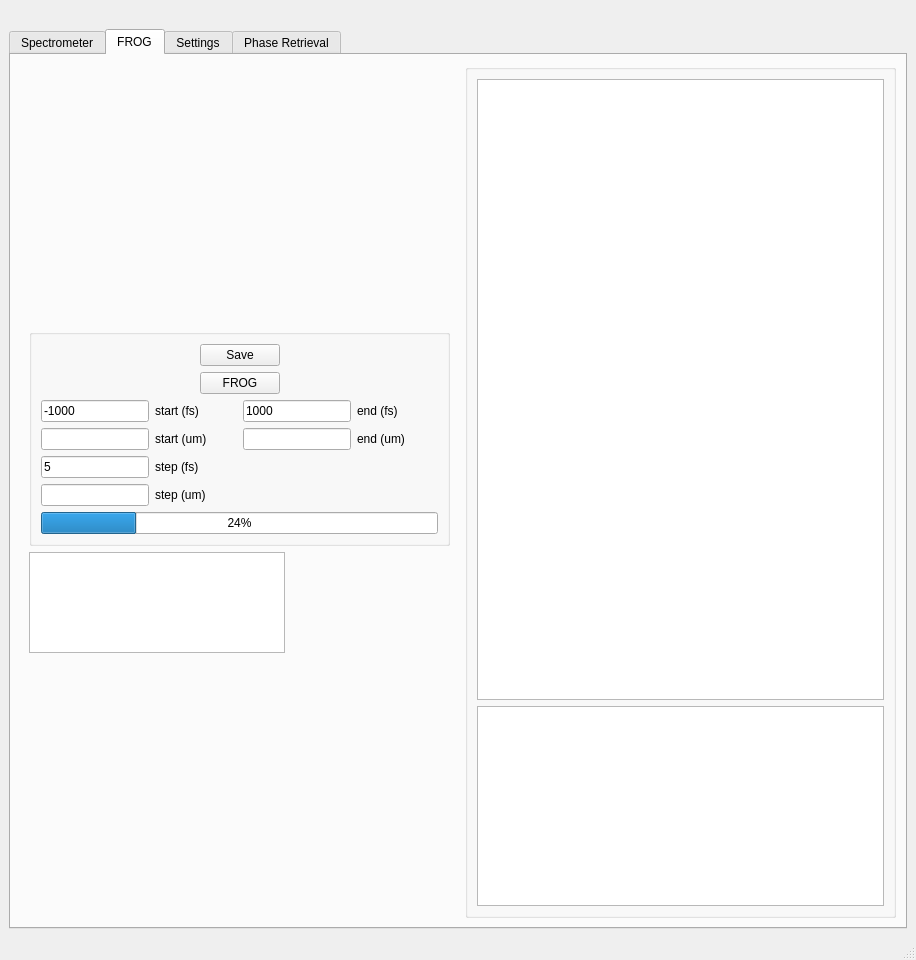
The window that qt_designer/form.ui (peter-chang62/Chi-3-FROG) describes before a commit, drawn with Qt 5.
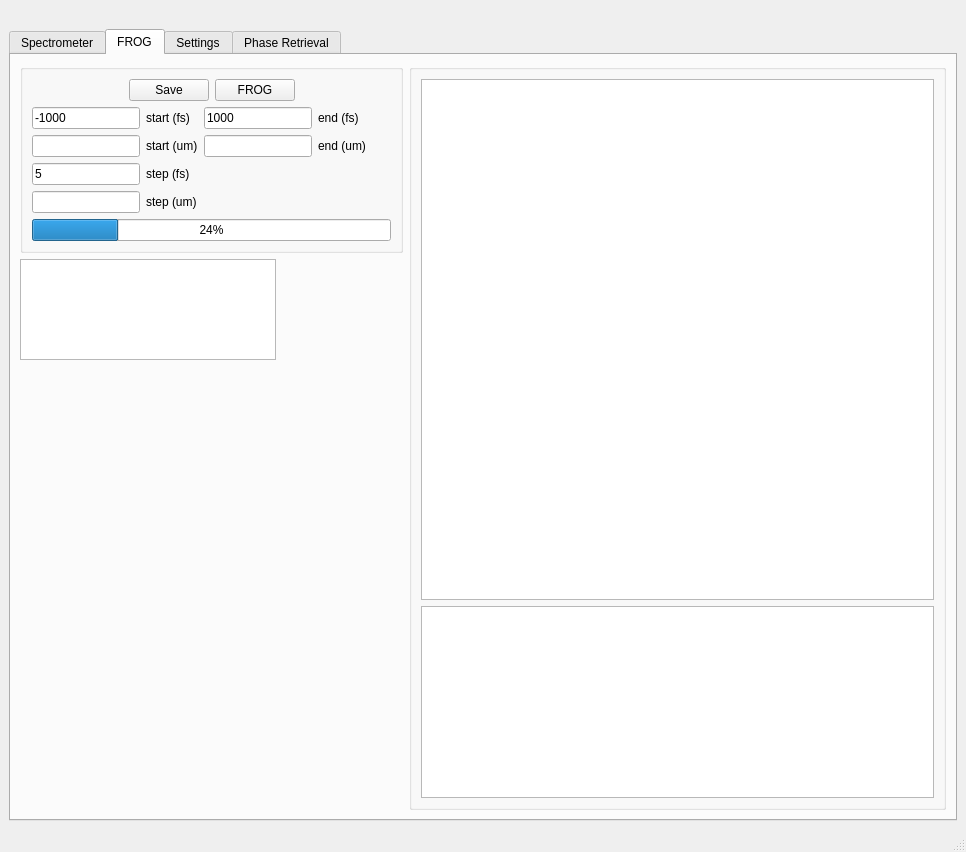
The same window after the commit. The open tabs and pages were chosen to show the change. Icons and pictures are not drawn. Custom widgets are drawn as their Qt base class.

What changed in the file:
```diff
--- a/qt_designer/form.ui
+++ b/qt_designer/form.ui
@@ -6,15 +6,15 @@
    <rect>
     <x>0</x>
     <y>0</y>
-    <width>916</width>
-    <height>960</height>
+    <width>966</width>
+    <height>852</height>
    </rect>
   </property>
   <property name="windowTitle">
    <string>Chi3 FROG</string>
   </property>
   <widget class="QWidget" name="centralwidget">
-   <layout class="QGridLayout" name="gridLayout_15">
+   <layout class="QGridLayout" name="gridLayout_16">
     <item row="0" column="0">
      <widget class="QLabel" name="label_2">
       <property name="sizePolicy">
@@ -375,91 +375,72 @@
        <attribute name="title">
         <string>FROG</string>
        </attribute>
-       <layout class="QHBoxLayout" name="horizontalLayout_10">
-        <item>
-         <widget class="QFrame" name="">
-          <property name="sizePolicy">
-           <sizepolicy hsizetype="Maximum" vsizetype="Maximum">
-            <horstretch>0</horstretch>
-            <verstretch>0</verstretch>
-           </sizepolicy>
-          </property>
+       <layout class="QGridLayout" name="gridLayout_15">
+        <item row="0" column="0">
           <layout class="QGridLayout" name="gridLayout_3">
-           <item row="0" column="0" colspan="2">
+          <item row="0" column="0">
             <widget class="QGroupBox" name="groupBox">
-             <layout class="QVBoxLayout" name="verticalLayout">
-              <item>
+            <property name="sizePolicy">
+             <sizepolicy hsizetype="Maximum" vsizetype="Maximum">
+              <horstretch>0</horstretch>
+              <verstretch>0</verstretch>
+             </sizepolicy>
+            </property>
                <layout class="QGridLayout" name="gridLayout">
-                <item row="0" column="0">
-                 <spacer name="horizontalSpacer_10">
+             <item row="0" column="0" colspan="2">
+              <layout class="QHBoxLayout" name="horizontalLayout_2">
+               <item>
+                <spacer name="horizontalSpacer_9">
                   <property name="orientation">
                    <enum>Qt::Horizontal</enum>
                   </property>
                   <property name="sizeHint" stdset="0">
                    <size>
-                    <width>40</width>
+                   <width>77</width>
                     <height>20</height>
                    </size>
                   </property>
                  </spacer>
                 </item>
-                <item row="0" column="1" colspan="2">
+               <item>
                  <widget class="QPushButton" name="pb_save_frog">
                   <property name="text">
                    <string>Save</string>
                   </property>
                  </widget>
                 </item>
-                <item row="0" column="3">
-                 <spacer name="horizontalSpacer_11">
-                  <property name="orientation">
-                   <enum>Qt::Horizontal</enum>
-                  </property>
-                  <property name="sizeHint" stdset="0">
-                   <size>
-                    <width>40</width>
-                    <height>20</height>
-                   </size>
-                  </property>
-                 </spacer>
-                </item>
-                <item row="1" column="0">
-                 <spacer name="horizontalSpacer_13">
-                  <property name="orientation">
-                   <enum>Qt::Horizontal</enum>
-                  </property>
-                  <property name="sizeHint" stdset="0">
-                   <size>
-                    <width>40</width>
-                    <height>20</height>
-                   </size>
-                  </property>
-                 </spacer>
-                </item>
-                <item row="1" column="1" colspan="2">
+               <item>
                  <widget class="QPushButton" name="pb_frog">
                   <property name="text">
                    <string>FROG</string>
                   </property>
                  </widget>
                 </item>
-                <item row="1" column="3">
-                 <spacer name="horizontalSpacer_14">
+               <item>
+                <spacer name="horizontalSpacer_10">
                   <property name="orientation">
                    <enum>Qt::Horizontal</enum>
                   </property>
                   <property name="sizeHint" stdset="0">
                    <size>
-                    <width>40</width>
+                   <width>78</width>
                     <height>20</height>
                    </size>
                   </property>
                  </spacer>
                 </item>
-                <item row="2" column="0" rowspan="2" colspan="2">
-                 <layout class="QFormLayout" name="formLayout_3">
+              </layout>
+             </item>
+             <item row="1" column="0" rowspan="2">
+              <layout class="QFormLayout" name="formLayout_2">
                   <item row="0" column="0">
                    <widget class="QLineEdit" name="le_frog_start_fs">
+                 <property name="sizePolicy">
+                  <sizepolicy hsizetype="Maximum" vsizetype="Fixed">
+                   <horstretch>0</horstretch>
+                   <verstretch>0</verstretch>
+                  </sizepolicy>
+                 </property>
                     <property name="text">
                      <string>-1000</string>
                     </property>
@@ -473,7 +454,14 @@
                    </widget>
                   </item>
                   <item row="1" column="0">
-                   <widget class="QLineEdit" name="le_frog_start_um"/>
+                <widget class="QLineEdit" name="le_frog_start_um">
+                 <property name="sizePolicy">
+                  <sizepolicy hsizetype="Maximum" vsizetype="Fixed">
+                   <horstretch>0</horstretch>
+                   <verstretch>0</verstretch>
+                  </sizepolicy>
+                 </property>
+                </widget>
                   </item>
                   <item row="1" column="1">
                    <widget class="QLabel" name="label_10">
@@ -484,6 +472,12 @@
                   </item>
                   <item row="2" column="0">
                    <widget class="QLineEdit" name="le_frog_step_fs">
+                 <property name="sizePolicy">
+                  <sizepolicy hsizetype="Maximum" vsizetype="Fixed">
+                   <horstretch>0</horstretch>
+                   <verstretch>0</verstretch>
+                  </sizepolicy>
+                 </property>
                     <property name="text">
                      <string>5</string>
                     </property>
@@ -497,7 +491,14 @@
                    </widget>
                   </item>
                   <item row="3" column="0">
-                   <widget class="QLineEdit" name="le_frog_step_um"/>
+                <widget class="QLineEdit" name="le_frog_step_um">
+                 <property name="sizePolicy">
+                  <sizepolicy hsizetype="Maximum" vsizetype="Fixed">
+                   <horstretch>0</horstretch>
+                   <verstretch>0</verstretch>
+                  </sizepolicy>
+                 </property>
+                </widget>
                   </item>
                   <item row="3" column="1">
                    <widget class="QLabel" name="label_9">
@@ -508,10 +509,16 @@
                   </item>
                  </layout>
                 </item>
-                <item row="2" column="2" colspan="2">
-                 <layout class="QFormLayout" name="formLayout_4">
+             <item row="1" column="1">
+              <layout class="QFormLayout" name="formLayout_3">
                   <item row="0" column="0">
                    <widget class="QLineEdit" name="le_frog_end_fs">
+                 <property name="sizePolicy">
+                  <sizepolicy hsizetype="Maximum" vsizetype="Fixed">
+                   <horstretch>0</horstretch>
+                   <verstretch>0</verstretch>
+                  </sizepolicy>
+                 </property>
                     <property name="text">
                      <string>1000</string>
                     </property>
@@ -525,7 +532,14 @@
                    </widget>
                   </item>
                   <item row="1" column="0">
-                   <widget class="QLineEdit" name="le_frog_end_um"/>
+                <widget class="QLineEdit" name="le_frog_end_um">
+                 <property name="sizePolicy">
+                  <sizepolicy hsizetype="Maximum" vsizetype="Fixed">
+                   <horstretch>0</horstretch>
+                   <verstretch>0</verstretch>
+                  </sizepolicy>
+                 </property>
+                </widget>
                   </item>
                   <item row="1" column="1">
                    <widget class="QLabel" name="label_13">
@@ -536,22 +550,20 @@
                   </item>
                  </layout>
                 </item>
-                <item row="3" column="3">
+             <item row="2" column="1">
                  <spacer name="horizontalSpacer">
                   <property name="orientation">
                    <enum>Qt::Horizontal</enum>
                   </property>
                   <property name="sizeHint" stdset="0">
                    <size>
-                    <width>40</width>
+                 <width>187</width>
                     <height>20</height>
                    </size>
                   </property>
                  </spacer>
                 </item>
-               </layout>
-              </item>
-              <item>
+             <item row="3" column="0" colspan="2">
                <widget class="QProgressBar" name="progbar_frog">
                 <property name="value">
                  <number>24</number>
@@ -571,40 +583,39 @@
              </property>
             </widget>
            </item>
-           <item row="1" column="1">
-            <spacer name="horizontalSpacer_20">
-             <property name="orientation">
-              <enum>Qt::Horizontal</enum>
-             </property>
-             <property name="sizeHint" stdset="0">
-              <size>
-               <width>159</width>
-               <height>20</height>
-              </size>
-             </property>
-            </spacer>
-           </item>
-          </layout>
-         </widget>
+         </layout>
         </item>
-        <item>
+        <item row="0" column="1" rowspan="2">
          <widget class="QGroupBox" name="groupBox_3">
-          <layout class="QVBoxLayout" name="verticalLayout_2">
+          <layout class="QVBoxLayout" name="verticalLayout">
            <item>
             <widget class="GraphicsLayoutWidget" name="gv_frog"/>
            </item>
            <item>
             <widget class="PlotWidget" name="gv_frog_autocorr">
-             <property name="maximumSize">
+             <property name="sizePolicy">
+              <sizepolicy hsizetype="Expanding" vsizetype="Maximum">
+               <horstretch>0</horstretch>
+               <verstretch>0</verstretch>
+              </sizepolicy>
+             </property>
+            </widget>
+           </item>
+          </layout>
+         </widget>
+        </item>
+        <item row="1" column="0">
+         <spacer name="verticalSpacer_3">
+          <property name="orientation">
+           <enum>Qt::Vertical</enum>
+          </property>
+          <property name="sizeHint" stdset="0">
               <size>
-               <width>16777215</width>
-               <height>200</height>
-              </size>
-             </property>
-            </widget>
-           </item>
-          </layout>
-         </widget>
+            <width>20</width>
+            <height>306</height>
+           </size>
+          </property>
+         </spacer>
         </item>
        </layout>
       </widget>
```
Lines whose indentation alone changed are shown as unchanged.
